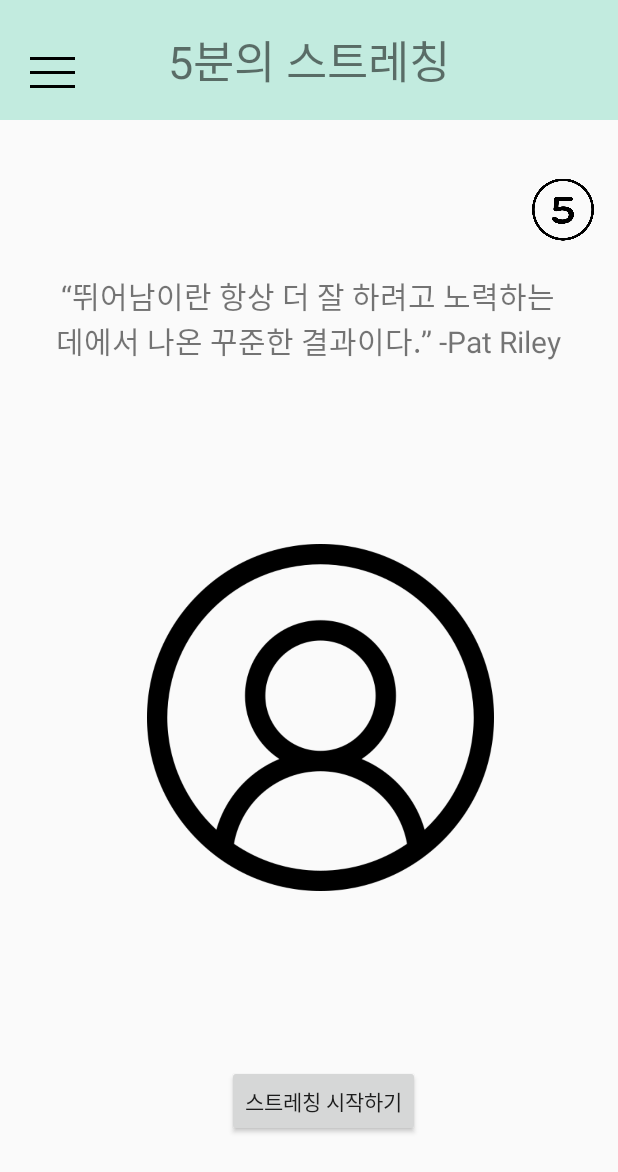
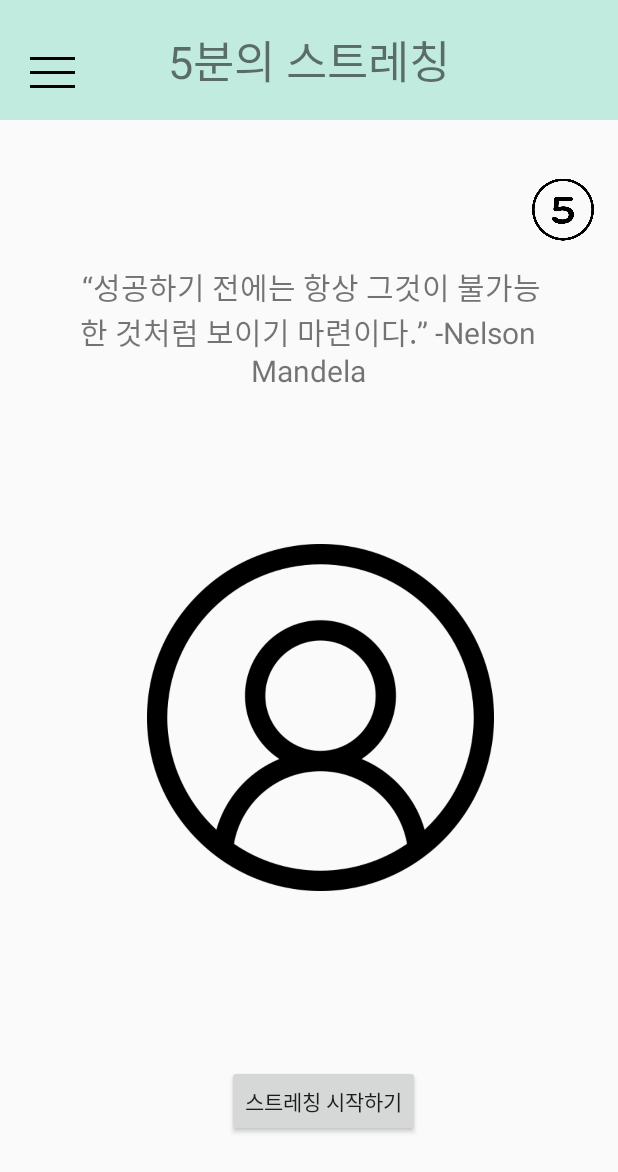
Before and after one commit to selene200104/todo_diary, an Android app: the screen it shows after launch (StretchingActivity), on a phone screen of 412 x 824 dp. Shown: the top 1172 px of the screen. Run offline under Robolectric (Android 15) with nearby library versions, the phone set to English and light mode, and no system bars.

Commit message:
시간이미지의 이미지뷰 코드 위치 변경

```diff
--- a/app/src/main/java/com/example/todo_diary/StretchingActivity.java
+++ b/app/src/main/java/com/example/todo_diary/StretchingActivity.java
@@ -25,6 +25,9 @@ public class StretchingActivity extends AppCompatActivity {
             stretchingTimeImgs[i] = getApplicationContext().getResources().getIdentifier( "minute"+i, "drawable", "com.example.todo_diary");
         }
 
+        ImageView minuteImage = (ImageView) findViewById(R.id.timeImage);
+        minuteImage.setImageResource(stretchingTimeImgs[stretchingTimeMax-1]);
+
         //명언배열에 값을 넣어줌
         wiseSaying.add("“뛰어남이란 항상 더 잘 하려고 노력하는 데에서 나온 꾸준한 결과이다.” -Pat Riley");
         wiseSaying.add("“긴 인내 후의 실패는 충분히 노력하지 않은 것보다 훨씬 더 위대하다.” -George Eliot");
@@ -38,9 +41,6 @@ public class StretchingActivity extends AppCompatActivity {
         wiseSaying.add(" “성공하기 전에는 항상 그것이 불가능한 것처럼 보이기 마련이다.” -Nelson Mandela");
 
         TextView wiseSayingText = (TextView) findViewById(R.id.stressText) ;
-        wiseSayingText.setText(wiseSaying.get(0));
-
-        ImageView minuteImage = (ImageView) findViewById(R.id.timeImage);
-        minuteImage.setImageResource(stretchingTimeImgs[stretchingTimeMax-1]);
+        wiseSayingText.setText(wiseSaying.get(9));
     }
 }
```
